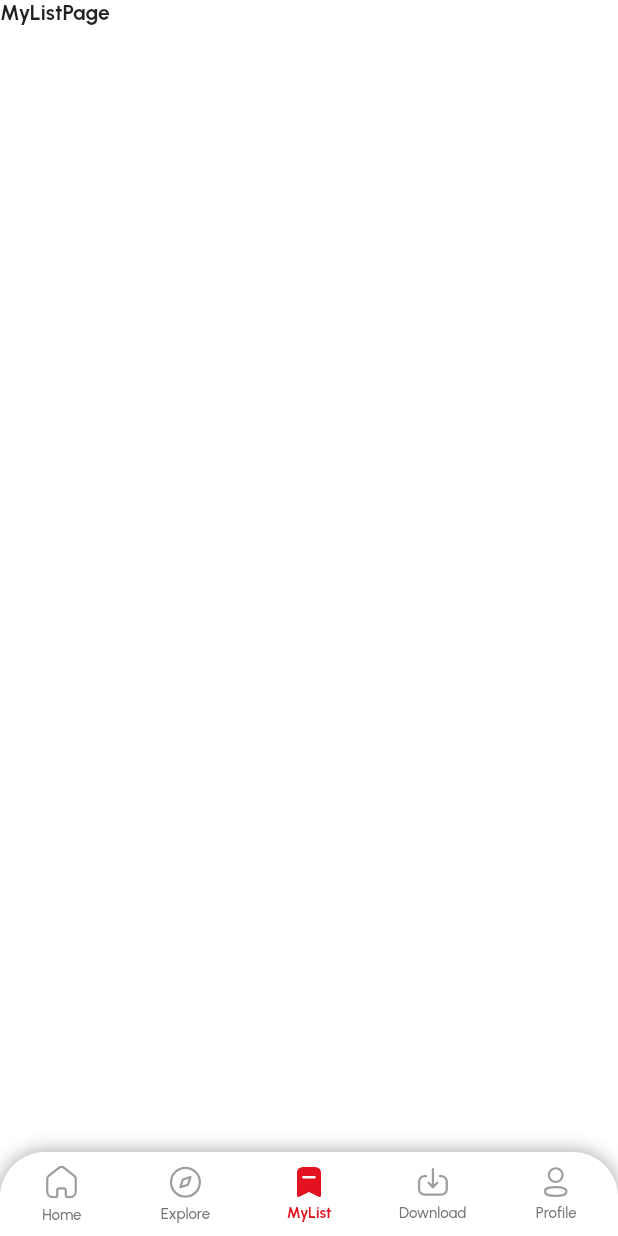
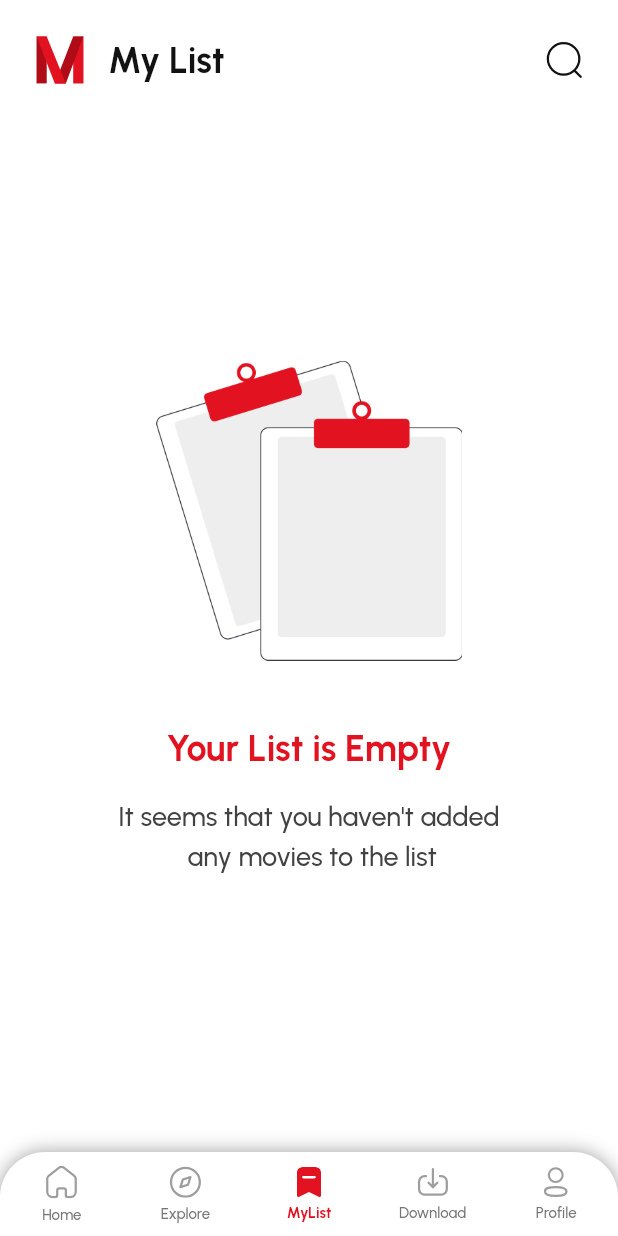
Before and after one commit to MehdiKeshavarz/flutter_movie_app, a Flutter app: the screen it shows after launch, item 3 of the bottom bar chosen, on a phone screen of 412 x 824 dp. Run offline on Flutter 3.47's test engine with Material 2 defaults, Android fonts, the phone set to English and light mode, and no system bars; our stand-ins replace flutter_screenutil, flutter_svg, google_fonts, shared_preferences.

Commit message:
created my list screen

```diff
--- a/lib/base_screen.dart
+++ b/lib/base_screen.dart
@@ -5,6 +5,7 @@ import 'package:flutter_svg/flutter_svg.dart';
 import 'package:move_app/config/global/constant/image_route.dart';
 import 'package:move_app/feature/explore/explore_screen.dart';
 import 'package:move_app/feature/home/home_screen.dart';
+import 'package:move_app/feature/my_list/my_list_screen.dart';
 
 import 'config/theme/app_color.dart';
 
@@ -120,7 +121,7 @@ class _BaseScreenState extends State<BaseScreen> {
 List<Widget> _getScreen() => [
       const HomeScreen(),
       const ExploreScreen(),
-      const Text('MyListPage'),
+      const MyListScreen(),
       const Text('DownloadPage'),
       const Text('ProfilePage'),
     ];
--- /dev/null
+++ b/lib/config/global/widgets/project_app_bar.dart
@@ -0,0 +1,62 @@
+import 'package:flutter/material.dart ';
+import 'package:flutter_svg/flutter_svg.dart';
+import 'package:move_app/config/global/constant/image_route.dart';
+import 'package:move_app/config/theme/app_theme.dart';
+import 'package:provider/provider.dart';
+
+import '../../../theme_notifier.dart';
+
+class ProjectAppBar extends StatelessWidget {
+  final String appBarTitle;
+  final List<Widget>? action;
+  const ProjectAppBar({
+    super.key,
+    required this.appBarTitle,
+    this.action,
+  });
+
+  @override
+  Widget build(BuildContext context) {
+    ThemeData theme = Theme.of(context);
+    return AppBar(
+      elevation: 0,
+      title: Padding(
+        padding: const EdgeInsets.only(top: 24),
+        child: Text(
+          appBarTitle,
+          style: theme.textTheme.headlineMedium!.copyWith(
+            color: AppDynamicColorBuilder.getGrey900AndWhite(context),
+          ),
+        ),
+      ),
+      actions: action,
+      leading: Padding(
+        padding: const EdgeInsets.only(top: 24, left: 24),
+        child: SvgPicture.asset(
+          AppImageRoute.appLogo,
+          width: 32,
+          height: 32,
+        ),
+      ),
+    );
+  }
+}
+
+class SearchAppBarAction extends StatelessWidget {
+  const SearchAppBarAction({
+    super.key,
+  });
+
+  @override
+  Widget build(BuildContext context) {
+    return Consumer<ThemeNotifier>(
+      builder: (context, ThemeNotifier themeNotifier, child) => Padding(
+        padding: const EdgeInsets.only(top: 24, right: 24),
+        child: SvgPicture.asset(
+          AppImageRoute.iconSearch,
+          color: AppDynamicColorBuilder.getGrey900AndWhite(context),
+        ),
+      ),
+    );
+  }
+}
--- /dev/null
+++ b/lib/feature/my_list/my_list_screen.dart
@@ -0,0 +1,60 @@
+import 'package:flutter/material.dart';
+import 'package:move_app/config/global/constant/image_route.dart';
+import 'package:move_app/theme_notifier.dart';
+import 'package:provider/provider.dart';
+
+import '../../config/global/widgets/project_app_bar.dart';
+import '../../config/theme/app_theme.dart';
+
+class MyListScreen extends StatefulWidget {
+  const MyListScreen({super.key});
+
+  @override
+  State<MyListScreen> createState() => _MyListScreenState();
+}
+
+class _MyListScreenState extends State<MyListScreen> {
+  @override
+  Widget build(BuildContext context) {
+    ThemeData theme = Theme.of(context);
+    return Consumer<ThemeNotifier>(
+      builder: (context, themeNotifier, child) => Scaffold(
+        appBar: const PreferredSize(
+          preferredSize: Size(double.infinity, 56),
+          child: ProjectAppBar(
+            appBarTitle: 'My List',
+            action: [SearchAppBarAction()],
+          ),
+        ),
+        body: SafeArea(
+          child: Column(
+            mainAxisAlignment: MainAxisAlignment.center,
+            children: [
+              const SizedBox(width: double.infinity),
+              Image.asset(
+                themeNotifier.isDark
+                    ? AppImageRoute.emptyListDark
+                    : AppImageRoute.emptyListLight,
+                height: 200,
+                fit: BoxFit.fitWidth,
+              ),
+              const SizedBox(height: 44),
+              Text('Your List is Empty',
+                  style: theme.textTheme.headlineMedium!
+                      .copyWith(color: theme.primaryColor)),
+              const SizedBox(height: 16),
+              Text(
+                'It seems that you haven\'t added\n any movies to the list',
+                textAlign: TextAlign.center,
+                style: theme.textTheme.titleLarge!.copyWith(
+                    color: AppDynamicColorBuilder.getGrey800AndWhite(context),
+                    fontWeight: FontWeight.w500,
+                    height: 1.5),
+              ),
+            ],
+          ),
+        ),
+      ),
+    );
+  }
+}
```
